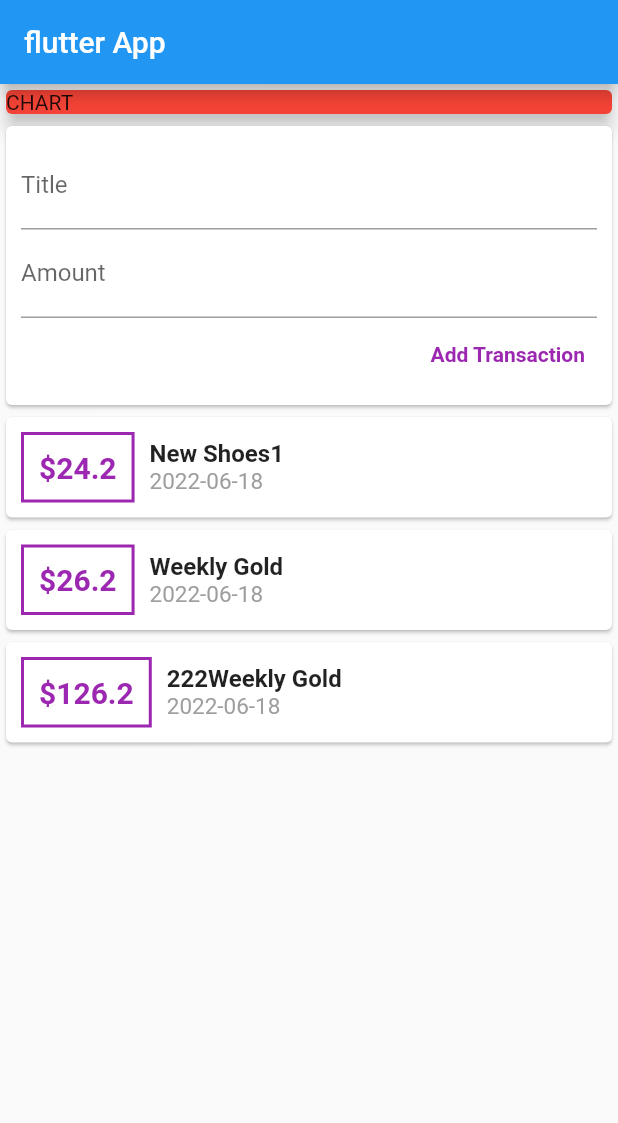
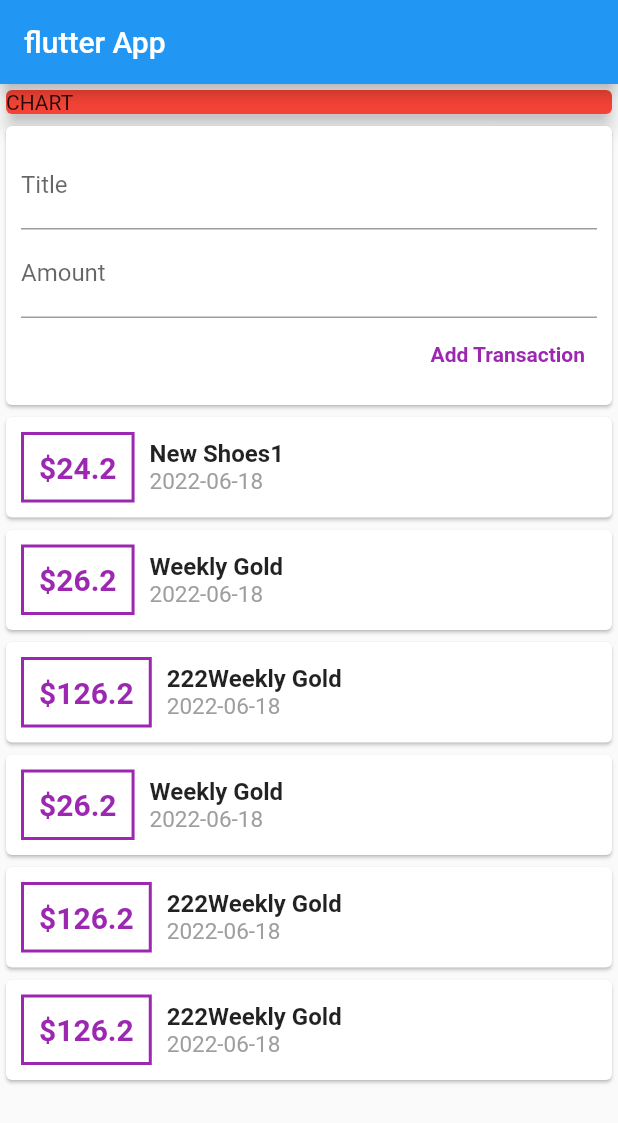
Before and after one commit to officialtechner/flutter.real_app, a Flutter app: the screen it shows after launch, on a phone screen of 412 x 824 dp. Shown: the top 1123 px of the screen. Run offline on Flutter 3.47's test engine with Material 2 defaults, Android fonts, the phone set to English and light mode, and no system bars.

Commit message:
add SingleChildScrollView

```diff
--- a/lib/main.dart
+++ b/lib/main.dart
@@ -20,7 +20,8 @@ class MyHomePage extends StatelessWidget {
   Widget build(BuildContext context) {
     return Scaffold(
       appBar: AppBar(title: Text("flutter App")),
-      body: Column(
+      body: SingleChildScrollView(
+        child: Column(
           mainAxisAlignment: MainAxisAlignment.start,
           crossAxisAlignment: CrossAxisAlignment.stretch,
           children: <Widget>[
@@ -35,6 +36,7 @@ class MyHomePage extends StatelessWidget {
             UserTransactions()
           ],
         ),
+      ),
     );
   }
 }
--- a/lib/widgets/user_transaction.dart
+++ b/lib/widgets/user_transaction.dart
@@ -15,6 +15,9 @@ class _UserTransactionsState extends State<UserTransactions> {
   final List<Transaction> _userTransaction = [
     Transaction("1", "New Shoes1", 24.20, DateTime.now()),
     Transaction("2", "Weekly Gold", 26.20, DateTime.now()),
+    Transaction("12", "222Weekly Gold", 126.20, DateTime.now()),
+    Transaction("2", "Weekly Gold", 26.20, DateTime.now()),
+    Transaction("12", "222Weekly Gold", 126.20, DateTime.now()),
     Transaction("12", "222Weekly Gold", 126.20, DateTime.now()),
   ];
 
```
Lines whose indentation alone changed are shown as unchanged.
